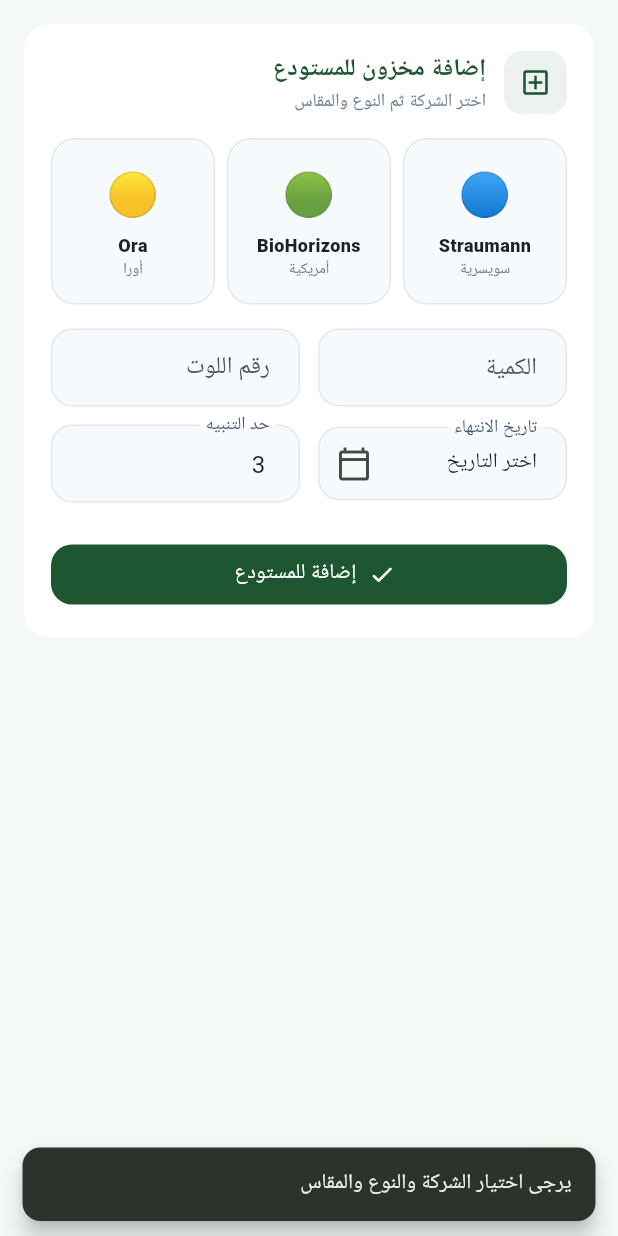
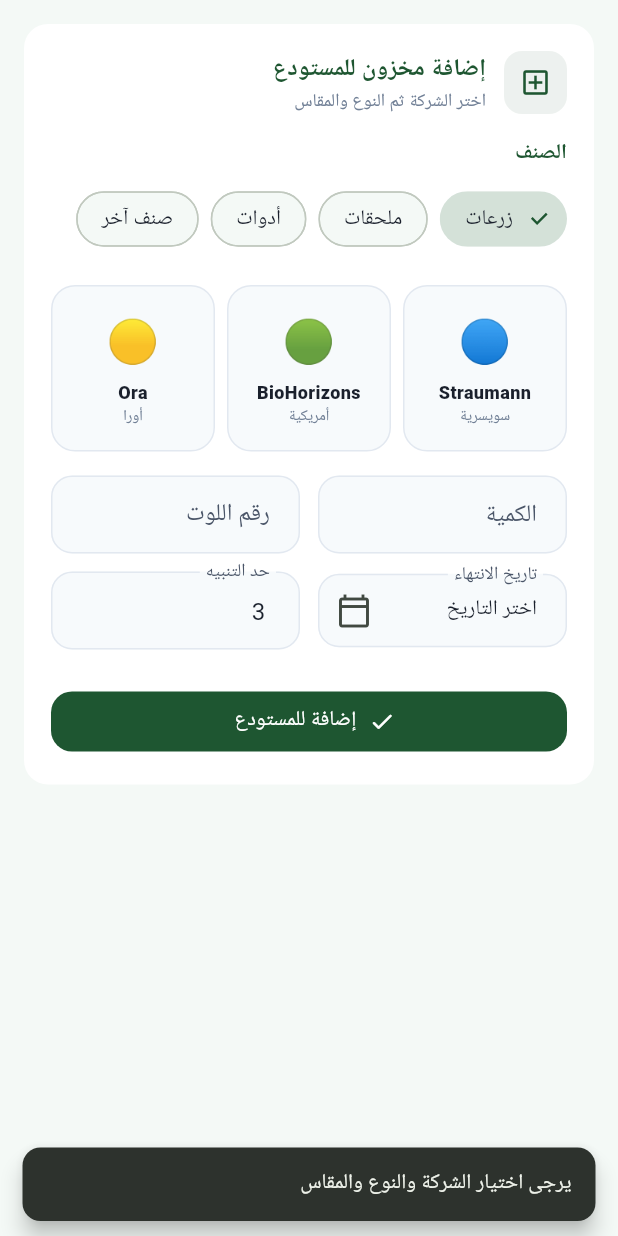
Before and after one commit to aryaf11/implant-stock, a Flutter app: the AddStockScreen widget shown alone on an empty page, opened directly, after a tap on "إضافة للمستودع", on a phone screen of 412 x 824 dp. Run offline on Flutter 3.47's test engine with Material 3 defaults, Android fonts, the phone set to English and light mode, and no system bars; our stand-ins replace google_fonts, hive_flutter, shared_preferences; accounts and stored records are empty; Roboto replaces fonts that are missing (Tajawal).

Commit message:
Add stock category option for non-implant items
Co-authored-by: Cursor <cursoragent@cursor.com>

```diff
--- a/lib/core/constants/app_constants.dart
+++ b/lib/core/constants/app_constants.dart
@@ -113,3 +113,30 @@ BrandCatalog? brandByName(String name) {
   }
   return null;
 }
+
+/// أصناف المخزون — الزرعات أو مواد أخرى.
+class StockCategory {
+  const StockCategory({
+    required this.id,
+    required this.nameAr,
+    this.storageBrand,
+  });
+
+  final String id;
+  final String nameAr;
+
+  /// قيمة حقل brand عند التخزين — null = واجهة شركات الزرعات.
+  final String? storageBrand;
+
+  bool get isImplants => id == 'implants';
+}
+
+const kStockCategories = <StockCategory>[
+  StockCategory(id: 'implants', nameAr: 'زرعات'),
+  StockCategory(id: 'accessories', nameAr: 'ملحقات', storageBrand: 'ملحقات'),
+  StockCategory(id: 'tools', nameAr: 'أدوات', storageBrand: 'أدوات'),
+  StockCategory(id: 'custom', nameAr: 'صنف آخر'),
+];
+
+bool isImplantBrand(String brand) =>
+    kBrands.any((b) => b.name == brand);
--- a/lib/core/theme/app_colors.dart
+++ b/lib/core/theme/app_colors.dart
@@ -25,6 +25,8 @@ abstract final class AppColors {
         'Straumann' => const Color(0xFF2B6CB0),
         'BioHorizons' => const Color(0xFF276749),
         'Ora' => const Color(0xFFC05621),
+        'ملحقات' => const Color(0xFF6B46C1),
+        'أدوات' => const Color(0xFF2C7A7B),
         _ => const Color(0xFF718096),
       };
 
--- a/lib/screens/admin/add_stock_screen.dart
+++ b/lib/screens/admin/add_stock_screen.dart
@@ -16,9 +16,13 @@ class AddStockScreen extends StatefulWidget {
 }
 
 class _AddStockScreenState extends State<AddStockScreen> {
+  StockCategory _category = kStockCategories.first;
   BrandCatalog? _brand;
   String? _type;
   String? _size;
+  final _customCategory = TextEditingController();
+  final _itemName = TextEditingController();
+  final _itemSpec = TextEditingController();
   final _customSize = TextEditingController();
   final _qty = TextEditingController();
   final _lot = TextEditingController();
@@ -27,6 +31,9 @@ class _AddStockScreenState extends State<AddStockScreen> {
 
   @override
   void dispose() {
+    _customCategory.dispose();
+    _itemName.dispose();
+    _itemSpec.dispose();
     _customSize.dispose();
     _qty.dispose();
     _lot.dispose();
@@ -34,17 +41,55 @@ class _AddStockScreenState extends State<AddStockScreen> {
     super.dispose();
   }
 
+  void _onCategoryChanged(StockCategory category) {
+    setState(() {
+      _category = category;
+      _brand = null;
+      _type = null;
+      _size = null;
+      _customCategory.clear();
+      _itemName.clear();
+      _itemSpec.clear();
+      _customSize.clear();
+    });
+  }
+
   Future<void> _submit() async {
-    final brand = _brand?.name;
-    final type = _type;
-    final size = _customSize.text.trim().isNotEmpty ? _customSize.text.trim() : _size;
+    late final String brand;
+    late final String type;
+    late final String size;
+
+    if (_category.isImplants) {
+      brand = _brand?.name ?? '';
+      type = _type ?? '';
+      size = _customSize.text.trim().isNotEmpty
+          ? _customSize.text.trim()
+          : (_size ?? '');
+      if (brand.isEmpty || type.isEmpty || size.isEmpty) {
+        _msg('يرجى اختيار الشركة والنوع والمقاس');
+        return;
+      }
+    } else {
+      if (_category.id == 'custom') {
+        brand = _customCategory.text.trim();
+        if (brand.isEmpty) {
+          _msg('يرجى إدخال اسم الصنف');
+          return;
+        }
+      } else {
+        brand = _category.storageBrand!;
+      }
+      type = _itemName.text.trim();
+      if (type.isEmpty) {
+        _msg('يرجى إدخال اسم المادة');
+        return;
+      }
+      size = _itemSpec.text.trim().isEmpty ? '—' : _itemSpec.text.trim();
+    }
+
     final qty = int.tryParse(_qty.text);
     final thr = int.tryParse(_threshold.text) ?? 3;
 
-    if (brand == null || type == null || size == null || size.isEmpty) {
-      _msg('يرجى اختيار الشركة والنوع والمقاس');
-      return;
-    }
     if (qty == null || qty < 1) {
       _msg('يرجى إدخال كمية صحيحة');
       return;
@@ -71,6 +116,11 @@ class _AddStockScreenState extends State<AddStockScreen> {
       _msg('تمت الإضافة', ok: true);
       _qty.clear();
       _lot.clear();
+      if (!_category.isImplants) {
+        _itemName.clear();
+        _itemSpec.clear();
+        if (_category.id == 'custom') _customCategory.clear();
+      }
     }
   }
 
@@ -86,15 +136,25 @@ class _AddStockScreenState extends State<AddStockScreen> {
     'Ora': ('🟡', 'أورا'),
   };
 
-  @override
-  Widget build(BuildContext context) {
-    return SingleChildScrollView(
-      padding: const EdgeInsets.all(16),
-      child: SectionCard(
-        title: 'إضافة مخزون للمستودع',
-        subtitle: 'اختر الشركة ثم النوع والمقاس',
-        icon: Icons.add_box_outlined,
-        child: Column(
+  Widget _categorySelector() {
+    return Wrap(
+      spacing: 8,
+      runSpacing: 8,
+      children: kStockCategories.map((c) {
+        final selected = _category.id == c.id;
+        return ChoiceChip(
+          label: Text(c.nameAr),
+          selected: selected,
+          selectedColor: AppColors.primary.withValues(alpha: 0.15),
+          checkmarkColor: AppColors.primary,
+          onSelected: (_) => _onCategoryChanged(c),
+        );
+      }).toList(),
+    );
+  }
+
+  Widget _implantFields() {
+    return Column(
       crossAxisAlignment: CrossAxisAlignment.stretch,
       children: [
         Row(
@@ -160,6 +220,77 @@ class _AddStockScreenState extends State<AddStockScreen> {
             onChanged: (_) => setState(() => _size = null),
           ),
         ],
+      ],
+    );
+  }
+
+  Widget _generalItemFields() {
+    return Column(
+      crossAxisAlignment: CrossAxisAlignment.stretch,
+      children: [
+        if (_category.id == 'custom') ...[
+          TextField(
+            controller: _customCategory,
+            decoration: const InputDecoration(
+              labelText: 'اسم الصنف',
+              hintText: 'مثال: مواد تعقيم، خيوط جراحية...',
+            ),
+          ),
+          const SizedBox(height: 14),
+        ] else ...[
+          Align(
+            alignment: Alignment.centerRight,
+            child: BrandBadge(brand: _category.storageBrand!),
+          ),
+          const SizedBox(height: 14),
+        ],
+        TextField(
+          controller: _itemName,
+          decoration: InputDecoration(
+            labelText: _category.id == 'custom' ? 'اسم المادة' : 'اسم ${_category.nameAr}',
+            hintText: _category.id == 'accessories'
+                ? 'مثال: Healing cap، Abutment...'
+                : _category.id == 'tools'
+                    ? 'مثال: مفك، قالب سيلikon...'
+                    : 'مثال: قفازات، محلول تعقيم...',
+          ),
+        ),
+        const SizedBox(height: 14),
+        TextField(
+          controller: _itemSpec,
+          decoration: const InputDecoration(
+            labelText: 'المواصفات (اختياري)',
+            hintText: 'مقاس، لون، رقم الموديل...',
+          ),
+        ),
+      ],
+    );
+  }
+
+  @override
+  Widget build(BuildContext context) {
+    return SingleChildScrollView(
+      padding: const EdgeInsets.all(16),
+      child: SectionCard(
+        title: 'إضافة مخزون للمستودع',
+        subtitle: _category.isImplants
+            ? 'اختر الشركة ثم النوع والمقاس'
+            : 'أدخل بيانات ${_category.nameAr}',
+        icon: Icons.add_box_outlined,
+        child: Column(
+          crossAxisAlignment: CrossAxisAlignment.stretch,
+          children: [
+            Text(
+              'الصنف',
+              style: Theme.of(context).textTheme.titleSmall?.copyWith(
+                    fontWeight: FontWeight.w700,
+                    color: AppColors.primary,
+                  ),
+            ),
+            const SizedBox(height: 10),
+            _categorySelector(),
+            const SizedBox(height: 20),
+            if (_category.isImplants) _implantFields() else _generalItemFields(),
             const SizedBox(height: 16),
             Row(
               children: [
--- a/lib/screens/admin/dispatch_screen.dart
+++ b/lib/screens/admin/dispatch_screen.dart
@@ -105,7 +105,7 @@ class _DispatchScreenState extends State<DispatchScreen> {
                 const SizedBox(height: 12),
                 DropdownButtonFormField<ImplantItem>(
                   value: _item,
-                  decoration: const InputDecoration(labelText: 'الزرعة'),
+                  decoration: const InputDecoration(labelText: 'الصنف'),
                   items: items
                       .map((i) => DropdownMenuItem(
                             value: i,
--- a/lib/widgets/implant_tile.dart
+++ b/lib/widgets/implant_tile.dart
@@ -49,7 +49,9 @@ class ImplantTile extends StatelessWidget {
               const SizedBox(width: 8),
               Expanded(
                 child: Text(
-                  '${item.type} · ${item.size}',
+                  item.size == '—' || item.size.isEmpty
+                      ? item.type
+                      : '${item.type} · ${item.size}',
                   style: const TextStyle(fontWeight: FontWeight.w700),
                   maxLines: 2,
                   overflow: TextOverflow.ellipsis,
```
Lines whose indentation alone changed are shown as unchanged.
